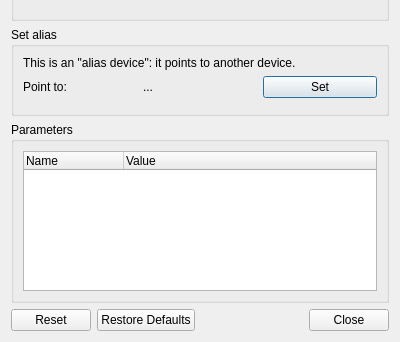
First picture: the form in nicos/clients/gui/panels/devices_one.ui, repository mlz-ictrl/nicos, before the edit; both pictures show x 0 to 400 and y 171 to 513 of the 400 by 513 pixel window.
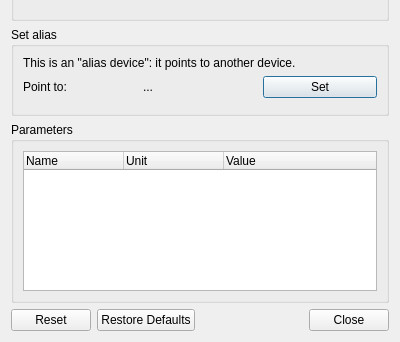
Second picture: the form after the edit. Icons and pictures are not drawn. Custom widgets are drawn as their Qt base class.

Commit message:
GUI/Panels: Display parameter units in device parameter list
There was a request from M. Meven, who performed an experiment on the
SINQ ORION instrument, to add the unit of each parameters in the list
of the device parameters before editing to show the users more
information in a compact form.

Patch:
```diff
--- a/nicos/clients/gui/panels/devices_one.ui
+++ b/nicos/clients/gui/panels/devices_one.ui
@@ -287,6 +287,11 @@
              <string>Name</string>
             </property>
            </column>
+           <column>
+            <property name="text">
+             <string>Unit</string>
+            </property>
+           </column>
            <column>
             <property name="text">
              <string>Value</string>
```
Left out of the diff: 33 changed lines with no effect on the pictures. The commit also changes 1 other file.
